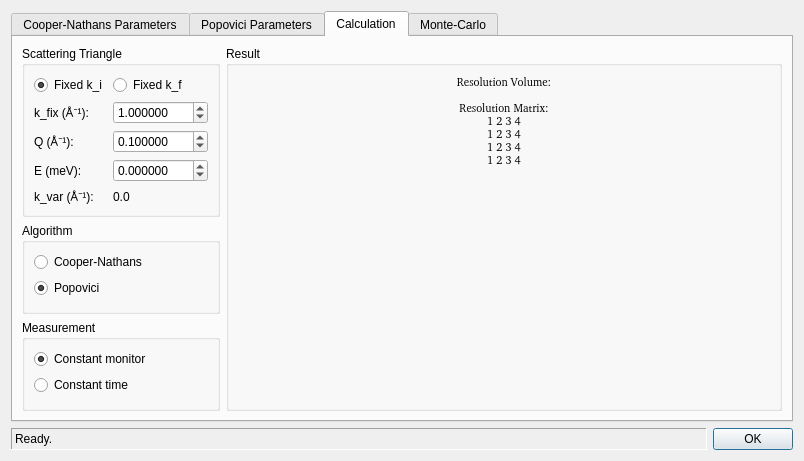
Before: the Qt Designer form ui/reso.ui in tweber-ill/frm_mirror-takin1, drawn with Qt 5.
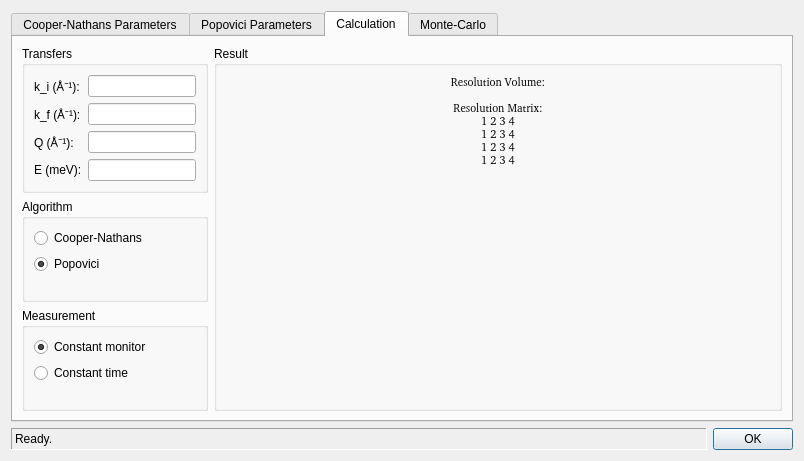
After: the same form once the commit is applied. The open tabs and pages were chosen to show the change.

Patch:
```diff
--- a/ui/reso.ui
+++ b/ui/reso.ui
@@ -1130,109 +1130,65 @@
           </sizepolicy>
          </property>
          <property name="title">
-          <string>Scattering Triangle</string>
+          <string>Transfers</string>
          </property>
-         <layout class="QFormLayout" name="formLayout_13">
+         <layout class="QFormLayout" name="formLayout_2">
+          <item row="0" column="0">
+           <widget class="QLabel" name="labelki">
+            <property name="text">
+             <string>k_i (Å⁻¹):</string>
+            </property>
+           </widget>
+          </item>
+          <item row="0" column="1">
+           <widget class="QLineEdit" name="editKi">
+            <property name="readOnly">
+             <bool>false</bool>
+            </property>
+           </widget>
+          </item>
+          <item row="1" column="0">
+           <widget class="QLabel" name="labelkf">
+            <property name="text">
+             <string>k_f (Å⁻¹):</string>
+            </property>
+           </widget>
+          </item>
+          <item row="1" column="1">
+           <widget class="QLineEdit" name="editKf">
+            <property name="readOnly">
+             <bool>false</bool>
+            </property>
+           </widget>
+          </item>
           <item row="2" column="0">
-           <widget class="QLabel" name="labelkfix">
-            <property name="text">
-             <string>k_fix (Å⁻¹):</string>
-            </property>
-           </widget>
-          </item>
-          <item row="2" column="1">
-           <widget class="QDoubleSpinBox" name="spinkfix">
-            <property name="decimals">
-             <number>6</number>
-            </property>
-            <property name="minimum">
-             <double>0.000000000000000</double>
-            </property>
-            <property name="singleStep">
-             <double>0.010000000000000</double>
-            </property>
-            <property name="value">
-             <double>1.000000000000000</double>
-            </property>
-           </widget>
-          </item>
-          <item row="3" column="0">
            <widget class="QLabel" name="labelQ">
             <property name="text">
              <string>Q (Å⁻¹):</string>
             </property>
            </widget>
           </item>
-          <item row="3" column="1">
-           <widget class="QDoubleSpinBox" name="spinQ">
-            <property name="decimals">
-             <number>6</number>
-            </property>
-            <property name="minimum">
-             <double>-99.989999999999995</double>
-            </property>
-            <property name="singleStep">
-             <double>0.010000000000000</double>
-            </property>
-            <property name="value">
-             <double>0.100000000000000</double>
+          <item row="2" column="1">
+           <widget class="QLineEdit" name="editQ">
+            <property name="readOnly">
+             <bool>false</bool>
             </property>
            </widget>
           </item>
-          <item row="4" column="0">
-           <widget class="QLabel" name="label_27">
+          <item row="3" column="0">
+           <widget class="QLabel" name="labelE">
             <property name="text">
              <string>E (meV):</string>
             </property>
            </widget>
           </item>
-          <item row="4" column="1">
-           <widget class="QDoubleSpinBox" name="spinE">
-            <property name="decimals">
-             <number>6</number>
-            </property>
-            <property name="minimum">
-             <double>-999.000000000000000</double>
-            </property>
-            <property name="maximum">
-             <double>999.000000000000000</double>
-            </property>
-            <property name="singleStep">
-             <double>0.010000000000000</double>
-            </property>
-           </widget>
-          </item>
-          <item row="0" column="0">
-           <widget class="QRadioButton" name="radioFixedki">
-            <property name="text">
-             <string>Fixed k_i</string>
-            </property>
-            <property name="checked">
+          <item row="3" column="1">
+           <widget class="QLineEdit" name="editE">
+            <property name="readOnly">
              <bool>true</bool>
             </property>
            </widget>
           </item>
-          <item row="0" column="1">
-           <widget class="QRadioButton" name="radioFixedkf">
-            <property name="text">
-             <string>Fixed k_f</string>
-            </property>
-           </widget>
-          </item>
-          <item row="5" column="0">
-           <widget class="QLabel" name="labelkvar">
-            <property name="text">
-             <string>k_var (Å⁻¹):</string>
-            </property>
-           </widget>
-          </item>
-          <item row="5" column="1">
-           <widget class="QLabel" name="labelkvar_val">
-            <property name="text">
-             <string>0.0</string>
-            </property>
-           </widget>
-          </item>
          </layout>
         </widget>
        </item>
```
Left out of the diff: 2 changed lines with no effect on the pictures.
